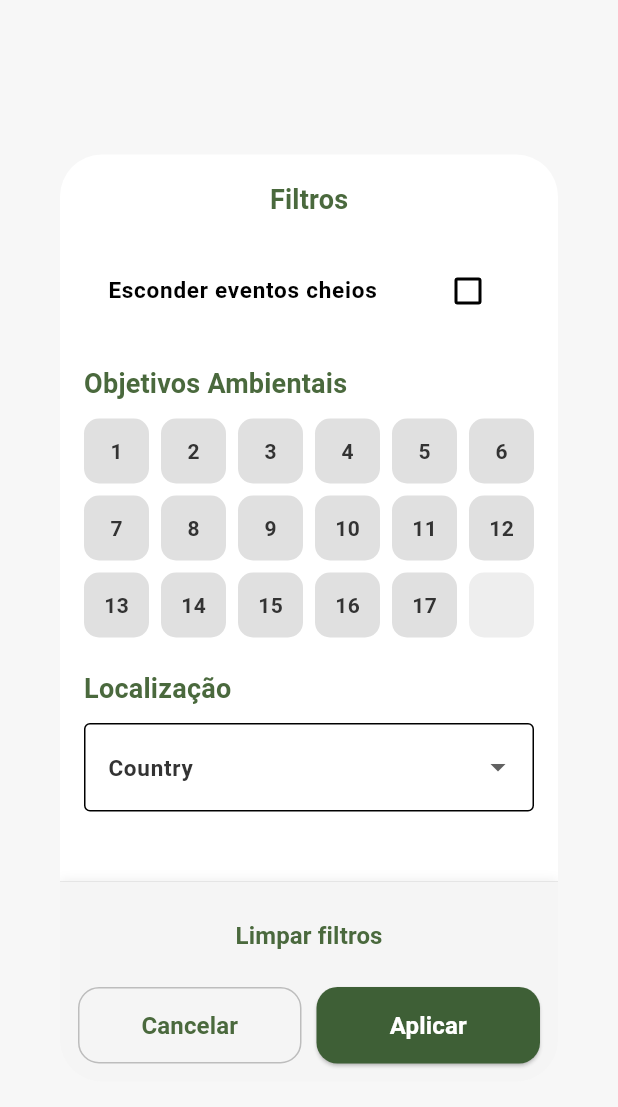
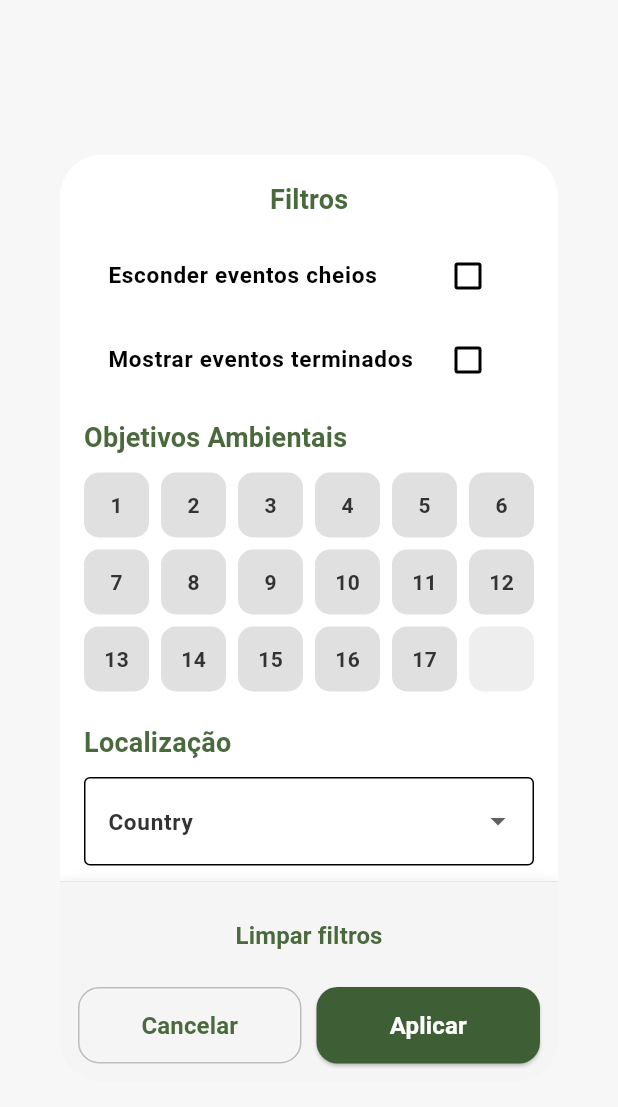
Before and after one commit to edus4506/RippleUp, a Flutter app: the EventFilterDialog widget shown alone on an empty page, opened directly, on a phone screen of 412 x 824 dp. Shown: the top 1107 px of the screen. Run offline on Flutter 3.47's test engine with Material 3 defaults, Android fonts, the phone set to English and light mode, and no system bars; our stand-ins replace cloud_firestore, firebase_auth, firebase_core, image_picker, supabase_flutter; accounts and stored records are empty.

Commit message:
feat: showDoneEvents

```diff
--- a/lib/services/event_filter.dart
+++ b/lib/services/event_filter.dart
@@ -1,5 +1,6 @@
 class EventFilter {
   final bool hideFull;
+  final bool showDone;
   final Set<int> goals;
 
   final int? minCapacity;
@@ -13,8 +14,9 @@ class EventFilter {
   final String? city;
 
   const EventFilter({
-    required this.hideFull,
-    required this.goals,
+    this.hideFull = false,
+    this.showDone = false,
+    this.goals = const {},
     this.minCapacity,
     this.maxCapacity,
     this.minCurrentUsers,
--- a/lib/services/event_filter_service.dart
+++ b/lib/services/event_filter_service.dart
@@ -1,4 +1,5 @@
 import 'package:t5/data/models/event.dart';
+import 'package:t5/data/models/event_status.dart';
 import 'event_filter.dart';
 
 class EventFilterService {
@@ -7,6 +8,11 @@ class EventFilterService {
 
       if (filter.hideFull &&
           event.currentUsers >= event.maxUsers) {
+        return false;
+      }
+
+      if (!filter.showDone &&
+          event.status == EventStatus.done) {
         return false;
       }
 
--- a/lib/viewModels/event_viewModel.dart
+++ b/lib/viewModels/event_viewModel.dart
@@ -16,10 +16,7 @@ class EventViewModel extends ChangeNotifier {
   Stream<List<Event>> get eventsStream =>
       _eventRepository.listenToEvents();
 
-  EventFilter _filter = const EventFilter(
-    hideFull: false,
-    goals: {},
-  );
+  EventFilter _filter = const EventFilter();
 
   EventFilter get currentFilter => _filter;
 
@@ -31,6 +28,7 @@ class EventViewModel extends ChangeNotifier {
 
   void applyFilters({
     required bool hideFull,
+    required bool showDone,
     required Set<int> goals,
     int? minCapacity,
     int? maxCapacity,
@@ -42,6 +40,7 @@ class EventViewModel extends ChangeNotifier {
   }) {
     _filter = EventFilter(
       hideFull: hideFull,
+      showDone: showDone,
       goals: goals,
       minCapacity: minCapacity,
       maxCapacity: maxCapacity,
--- a/lib/views/dialogs/event_filter_dialog.dart
+++ b/lib/views/dialogs/event_filter_dialog.dart
@@ -11,6 +11,7 @@ class EventFilterDialog extends StatefulWidget {
 
 class _EventFilterDialogState extends State<EventFilterDialog> {
   bool hideFull = false;
+  bool showDone = false;
   Set<int> selectedGoals = {};
 
   RangeValues capacityRange = const RangeValues(0, 50);
@@ -43,6 +44,7 @@ class _EventFilterDialogState extends State<EventFilterDialog> {
     final filter = context.read<EventViewModel>().currentFilter;
 
     hideFull = filter.hideFull;
+    showDone = filter.showDone;
     selectedGoals = Set.from(filter.goals);
 
     capacityRange = RangeValues(
@@ -89,7 +91,7 @@ class _EventFilterDialogState extends State<EventFilterDialog> {
                     children: [
                       Text('Filtros', style: theme.textTheme.titleMedium),
 
-                      const SizedBox(height: 20),
+                      const SizedBox(height: 10),
 
                       CheckboxListTile(
                         title: const Text('Esconder eventos cheios'),
@@ -101,7 +103,17 @@ class _EventFilterDialogState extends State<EventFilterDialog> {
                         },
                       ),
 
-                      const SizedBox(height: 20),
+                      CheckboxListTile(
+                        title: const Text('Mostrar eventos terminados'),
+                        value: showDone,
+                        onChanged: (value) {
+                          setState(() {
+                            showDone = value ?? true;
+                          });
+                        },
+                      ),
+
+                      const SizedBox(height: 10),
 
                       Align(
                         alignment: Alignment.centerLeft,
@@ -239,7 +251,7 @@ class _EventFilterDialogState extends State<EventFilterDialog> {
                           },
                         ),
 
-                      const SizedBox(height: 20),
+                      const SizedBox(height: 10),
 
                       Align(
                         alignment: Alignment.centerLeft,
@@ -248,8 +260,6 @@ class _EventFilterDialogState extends State<EventFilterDialog> {
                           style: theme.textTheme.titleMedium,
                         ),
                       ),
-
-                      const SizedBox(height: 10),
 
                       Row(
                         children: [
@@ -274,7 +284,7 @@ class _EventFilterDialogState extends State<EventFilterDialog> {
                         ],
                       ),
 
-                      const SizedBox(height: 20),
+                      const SizedBox(height: 10),
 
                       Align(
                         alignment: Alignment.centerLeft,
@@ -283,8 +293,6 @@ class _EventFilterDialogState extends State<EventFilterDialog> {
                           style: theme.textTheme.titleMedium,
                         ),
                       ),
-
-                      const SizedBox(height: 10),
 
                       Row(
                         children: [
@@ -347,6 +355,7 @@ class _EventFilterDialogState extends State<EventFilterDialog> {
                         onPressed: () {
                           setState(() {
                             hideFull = false;
+                            showDone = true;
                             selectedGoals.clear();
                             capacityChanged = false;
                             capacityRange = const RangeValues(0, 50);
@@ -394,6 +403,7 @@ class _EventFilterDialogState extends State<EventFilterDialog> {
                             onPressed: () {
                               context.read<EventViewModel>().applyFilters(
                                     hideFull: hideFull,
+                                    showDone: showDone,
                                     goals: selectedGoals,
                                     minCapacity: capacityChanged
                                         ? capacityRange.start.round()
```
